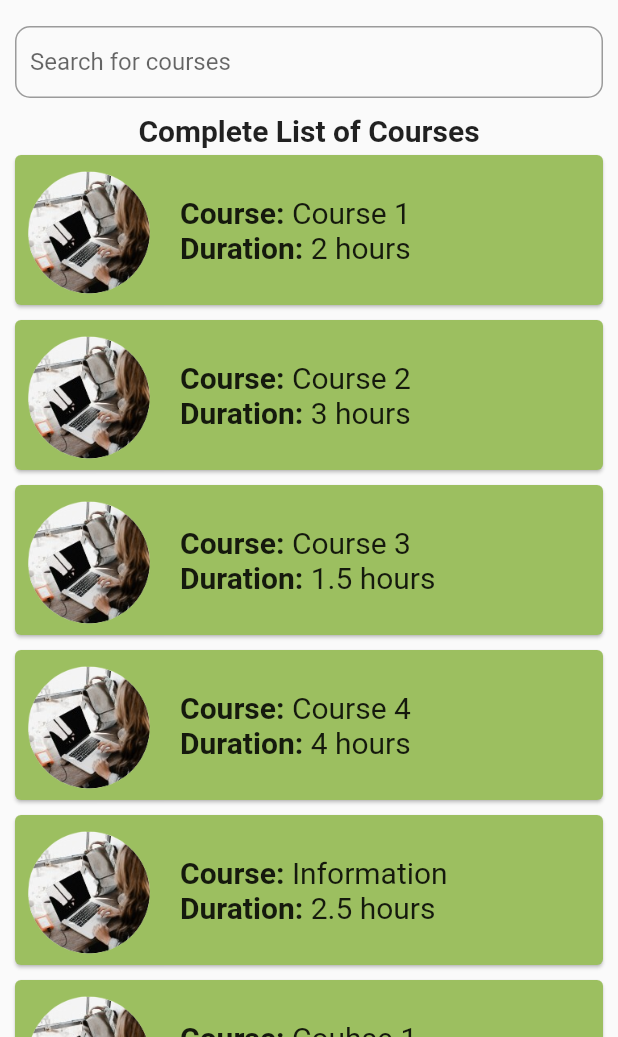
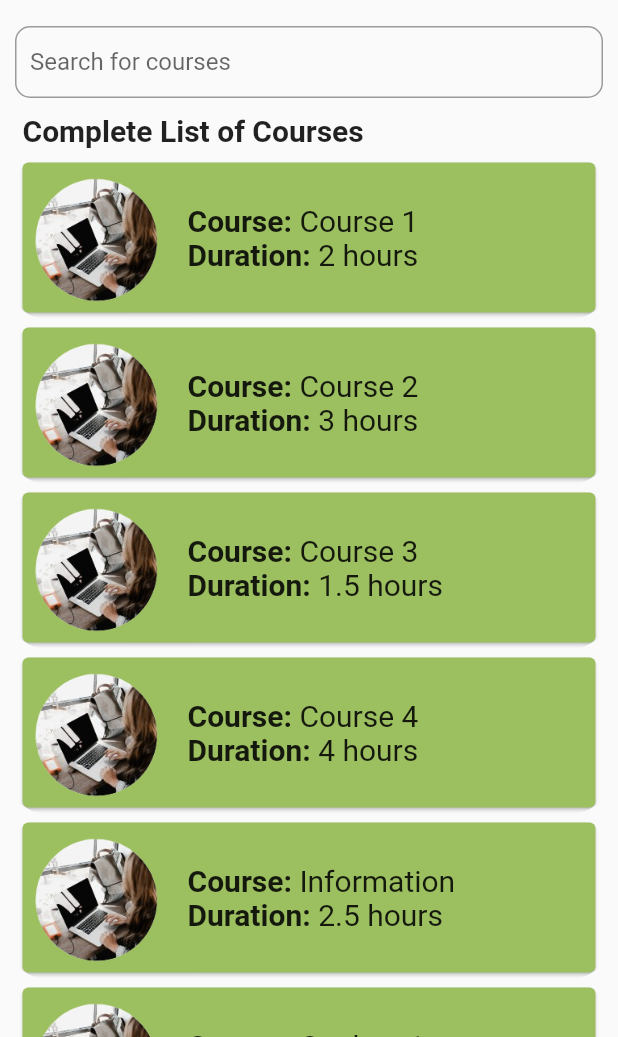
Before and after one commit to prasanthreddylomada/Geek, a Flutter app: the HomePage screen opened directly, on a phone screen of 412 x 824 dp, the part 199-1236 px from its top. Run offline on Flutter 3.47's test engine with Material 2 defaults, Android fonts, the light colour scheme and no system bars; our stand-ins replace firebase_core; accounts and stored records are empty.

Commit message:
rectified the pasdding issue

```diff
--- a/lib/CourseCard.dart
+++ b/lib/CourseCard.dart
@@ -15,9 +15,10 @@ class CourseCard extends StatelessWidget {
 
   @override
   Widget build(BuildContext context) {
-    return Card(
-
-      margin: EdgeInsets.fromLTRB(10, 5, 10, 5),
+    return ClipRRect(
+      borderRadius: BorderRadius.circular(35), // Adjust the value for the desired roundness
+      child: Card(
+        margin: EdgeInsets.fromLTRB(15, 5, 15, 5),
         color: Color.fromRGBO(156, 191, 96, 1),
         child: Row(
           children: [
@@ -54,11 +55,11 @@ class CourseCard extends StatelessWidget {
                     ),
                   ],
                 ),
-
               ],
             ),
           ],
         ),
+      ),
     );
   }
 }
--- a/lib/HomePage.dart
+++ b/lib/HomePage.dart
@@ -12,14 +12,46 @@ class HomePage extends StatefulWidget {
 
 class _HomePageState extends State<HomePage> {
   List<Map<String, String>> allCourses = [
-    {'name': 'Course 1', 'duration': '2 hours', 'image' : 'lib/Assets/image-removebg-preview.png'},
-    {'name': 'Course 2', 'duration': '3 hours','image' : 'lib/Assets/image-removebg-preview.png'},
-    {'name': 'Course 3', 'duration': '1.5 hours','image' : 'lib/Assets/image-removebg-preview.png'},
-    {'name': 'Course 4', 'duration': '4 hours','image' : 'lib/Assets/image-removebg-preview.png'},
-    {'name': 'Information', 'duration': '2.5 hours','image' : 'lib/Assets/image-removebg-preview.png'},
-    {'name': 'Couhse 1', 'duration': '2 hours','image' : 'lib/Assets/image-removebg-preview.png'},
-    {'name': 'Couhse 2', 'duration': '3 hours','image' : 'lib/Assets/image-removebg-preview.png'},
-    {'name': 'Couhsr 3', 'duration': '1.5 hours','image' : 'lib/Assets/image-removebg-preview.png'},
+    {
+      'name': 'Course 1',
+      'duration': '2 hours',
+      'image': 'lib/Assets/image-removebg-preview.png'
+    },
+    {
+      'name': 'Course 2',
+      'duration': '3 hours',
+      'image': 'lib/Assets/image-removebg-preview.png'
+    },
+    {
+      'name': 'Course 3',
+      'duration': '1.5 hours',
+      'image': 'lib/Assets/image-removebg-preview.png'
+    },
+    {
+      'name': 'Course 4',
+      'duration': '4 hours',
+      'image': 'lib/Assets/image-removebg-preview.png'
+    },
+    {
+      'name': 'Information',
+      'duration': '2.5 hours',
+      'image': 'lib/Assets/image-removebg-preview.png'
+    },
+    {
+      'name': 'Couhse 1',
+      'duration': '2 hours',
+      'image': 'lib/Assets/image-removebg-preview.png'
+    },
+    {
+      'name': 'Couhse 2',
+      'duration': '3 hours',
+      'image': 'lib/Assets/image-removebg-preview.png'
+    },
+    {
+      'name': 'Couhsr 3',
+      'duration': '1.5 hours',
+      'image': 'lib/Assets/image-removebg-preview.png'
+    },
   ];
 
   List<Map<String, String>> filteredCourses = [];
@@ -29,8 +61,7 @@ class _HomePageState extends State<HomePage> {
   @override
   Widget build(BuildContext context) {
     return Scaffold(
-      body: SingleChildScrollView(
-        child: Column(
+      body: ListView(
         children: <Widget>[
           SizedBox(height: 40),
           Row(
@@ -56,12 +87,13 @@ class _HomePageState extends State<HomePage> {
             ],
           ),
           Container(
-              margin: EdgeInsets.fromLTRB(10, 10, 10, 10),
+            margin: EdgeInsets.fromLTRB(10, 10, 10, 0),
             child: TextField(
               controller: searchController,
               decoration: InputDecoration(
                 labelText: 'Search for courses',
-                  contentPadding: EdgeInsets.symmetric(horizontal: 10.0, vertical: 12.0),
+                contentPadding:
+                    EdgeInsets.symmetric(horizontal: 10.0, vertical: 12.0),
                 border: OutlineInputBorder(
                   borderRadius: BorderRadius.circular(10.0),
                 ),
@@ -71,15 +103,11 @@ class _HomePageState extends State<HomePage> {
           ),
           Container(
             margin: EdgeInsets.zero,
-              child: ListView.builder(
-                shrinkWrap: true,
-                itemCount: filteredCourses.length,
-                itemBuilder: (context, index) {
-                  return Column(
+            child: Column(
               crossAxisAlignment: CrossAxisAlignment.start,
               children: [
-                      // Display the heading only for the first item in the filtered list
-                      if (index == 0 && filteredCourses.isNotEmpty)
+                // Display the heading only if the filteredCourses is not empty
+                if (filteredCourses.isNotEmpty)
                   Padding(
                     padding: const EdgeInsets.only(left: 10.0, top: 0, bottom: 5.0),
                     child: Text(
@@ -90,16 +118,15 @@ class _HomePageState extends State<HomePage> {
                       ),
                     ),
                   ),
-                      if (filteredCourses.isNotEmpty)
+                // Use a for loop to generate CourseCard widgets
+                for (int index = 0; index < filteredCourses.length; index++)
                   CourseCard(
                     courseName: filteredCourses[index]['name']!,
                     courseDuration: filteredCourses[index]['duration']!,
                     courseImage: filteredCourses[index]['image']!,
                   ),
               ],
-                  );
-                },
-              ),
+            )
           ),
           if (filteredCourses.isEmpty)
             Container(
@@ -108,7 +135,7 @@ class _HomePageState extends State<HomePage> {
               width: 0,
             ),
           Container(
-              margin: EdgeInsets.zero,
+            margin: EdgeInsets.only(left: 15.0, top: 10, bottom: 5.0),
             child: Text(
               'Complete List of Courses',
               style: TextStyle(
@@ -120,24 +147,17 @@ class _HomePageState extends State<HomePage> {
           Container(
             margin: EdgeInsets.zero,
             padding: EdgeInsets.zero,
-              child: ListView.builder(
-                shrinkWrap: true,
-                itemCount: allCourses.length,
-                itemBuilder: (context, index) {
-                  if (allCourses.isNotEmpty) {
-                    return CourseCard(
-                      courseName: allCourses[index]['name']!,
-                      courseDuration: allCourses[index]['duration']!,
-                      courseImage: allCourses[index]['image']!,
-                    );
-                  } else {
-                    return Container();
-                  }
-                },
+            child: Column(
+              children: [
+                for (int i = 0; i < allCourses.length; i++)
+                  CourseCard(
+                      courseName: allCourses[i]['name']!,
+                      courseDuration: allCourses[i]['duration']!,
+                      courseImage: allCourses[i]['image']!)
+              ],
             ),
           ),
         ],
-        ),
       ),
     );
   }
@@ -148,8 +168,9 @@ class _HomePageState extends State<HomePage> {
         filteredCourses.clear();
       } else {
         filteredCourses = allCourses
-            .where((course) =>
-                course['name']!.toLowerCase().contains(searchText.toLowerCase()))
+            .where((course) => course['name']!
+                .toLowerCase()
+                .contains(searchText.toLowerCase()))
             .toList();
       }
     });
--- a/lib/main.dart
+++ b/lib/main.dart
@@ -6,7 +6,7 @@ import 'package:flutter/rendering.dart';
 void main() async {
   WidgetsFlutterBinding.ensureInitialized();
   await Firebase.initializeApp();
-  debugPaintSizeEnabled = true;
+  // debugPaintSizeEnabled = true;
   runApp(const MyApp());
 }
 
```
Also changed, not shown: lib/CourseDetailPage.dart (added). Lines whose indentation alone changed are shown as unchanged.
